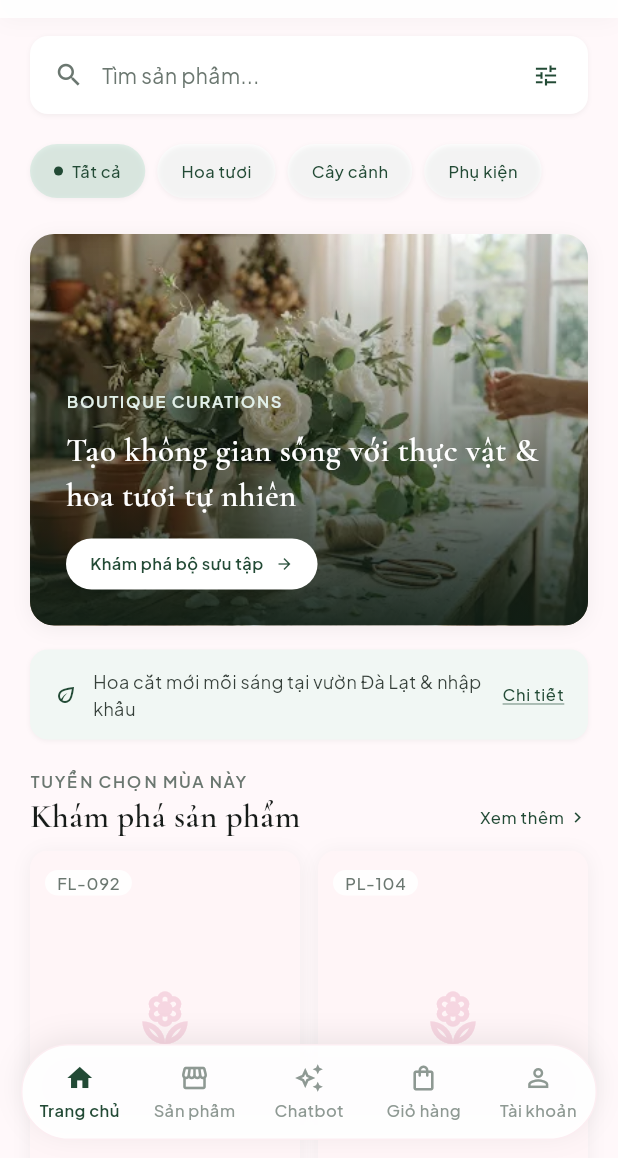
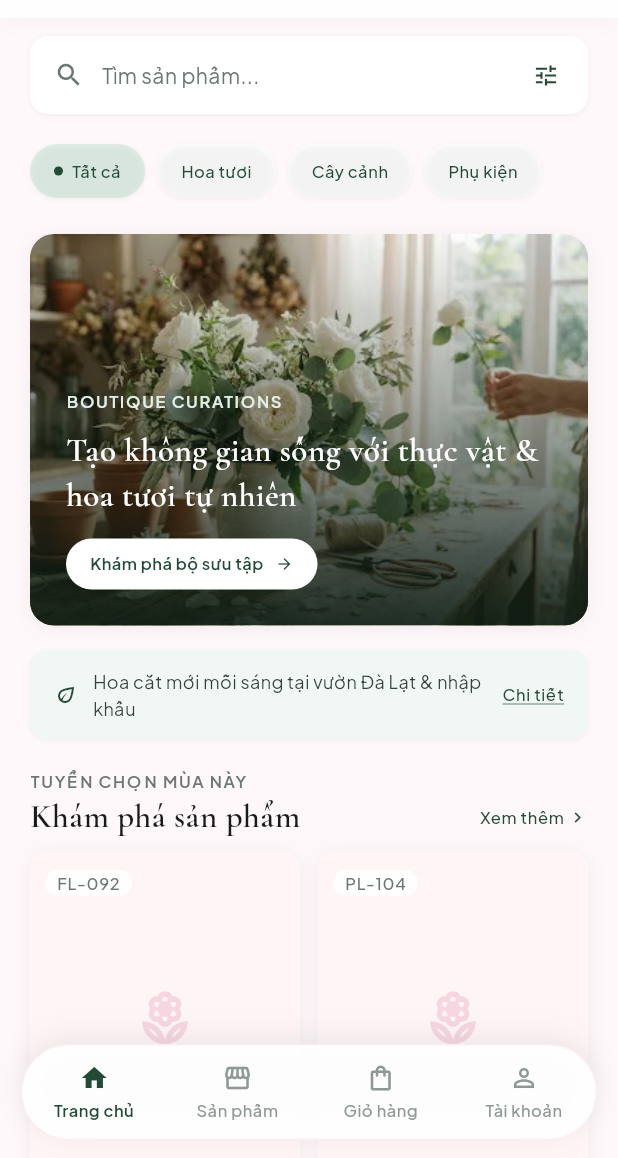
Before and after one commit to hoaithaoo/PRM391_FlowerAndPlantShop, a Flutter app: the MainShell screen opened directly, on a phone screen of 412 x 824 dp, the part 78-1236 px from its top. Run offline on Flutter 3.47's test engine with Material 3 defaults, Android fonts, the phone set to English and light mode, and no system bars; our stand-ins replace equatable, flutter_bloc, flutter_svg, geolocator, google_fonts, image_picker and 1 more; accounts and stored records are empty.

Commit message:
feat(mobile): remove chatbot tab from bottom navigation

```diff
--- a/apps/mobile/lib/app/main_shell.dart
+++ b/apps/mobile/lib/app/main_shell.dart
@@ -10,7 +10,6 @@ import '../features/products/screens/product_catalog_screen.dart';
 enum MainTab {
   home('Trang chủ', Icons.home_outlined, Icons.home),
   products('Sản phẩm', Icons.storefront_outlined, Icons.storefront),
-  chatbot('Chatbot', Icons.auto_awesome_outlined, Icons.auto_awesome),
   cart('Giỏ hàng', Icons.shopping_bag_outlined, Icons.shopping_bag),
   account('Tài khoản', Icons.person_outline, Icons.person);
 
```
Also changed, not shown: 1 other file.
